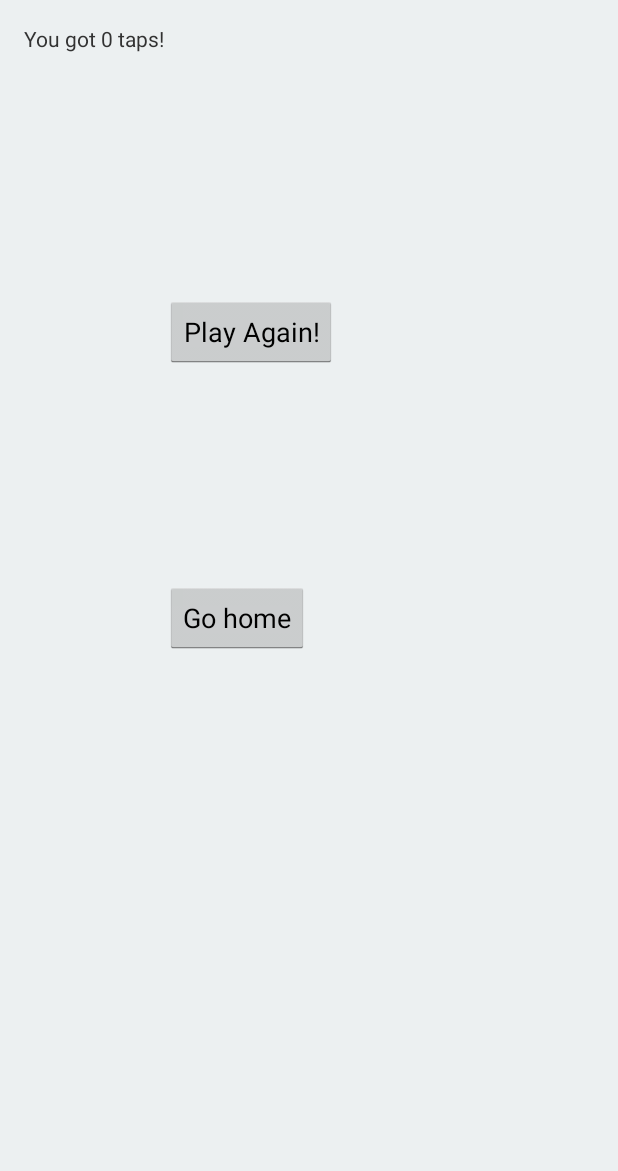
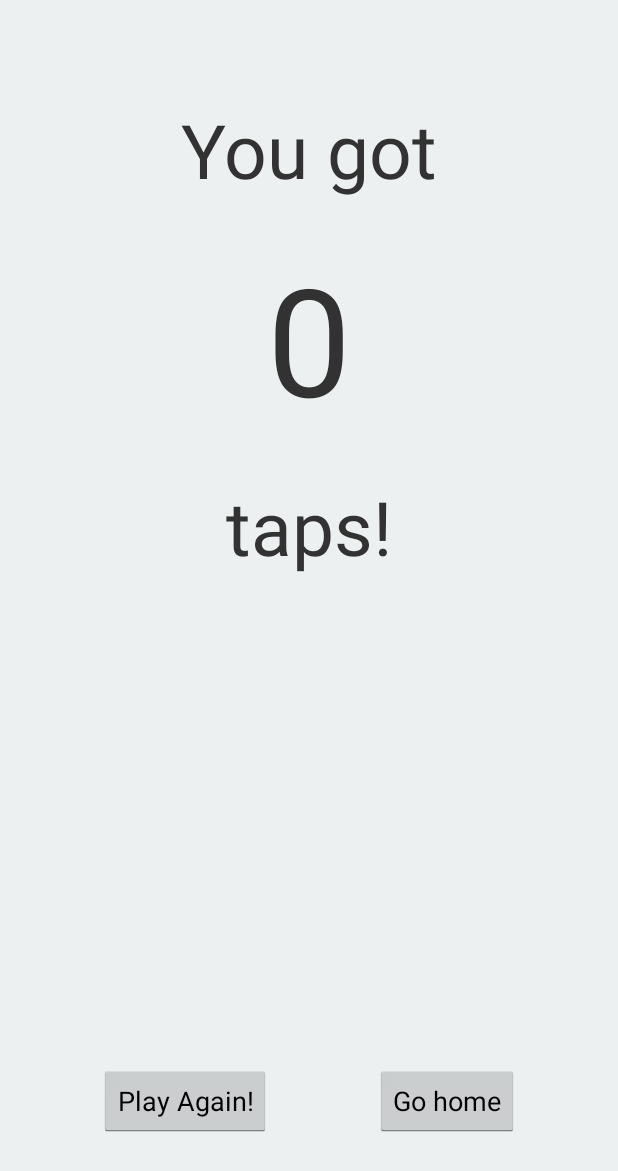
Before and after one commit to nickyobreykov/tap-ten, an Android app: the FinishActivity screen opened directly, with no data from a screen before it, on a phone screen of 412 x 824 dp. Shown: the top 1171 px of the screen. Run offline under Robolectric (Android 15) with nearby library versions, the phone set to English and light mode, and no system bars.

Commit message:
update FinishActivity

```diff
--- a/app/src/main/java/com/liquidafro/tapten/MyCanvas.java
+++ b/app/src/main/java/com/liquidafro/tapten/MyCanvas.java
@@ -139,7 +139,7 @@ public class MyCanvas extends View {
 
                 currScore = counter;
 
-                //put in high score?
+                //put in high score
                 for(int i = 1; i<=10; i++){
                     if(currScore > preferences.getInt("score" + i, 0)){
                         for(int i2 = i; i2 <= 10; i2++){
@@ -149,7 +149,10 @@ public class MyCanvas extends View {
                             Log.d("d", "p" + tempScore);
                         }
                         editor.putInt("score" + i, counter);
+                        editor.putInt("tempPlace", i);
                         break;
+                    }else{
+                        editor.putInt("tempPlace", -1);
                     }
                 }
 
--- a/app/src/main/res/layout/activity_finish.xml
+++ b/app/src/main/res/layout/activity_finish.xml
@@ -7,25 +7,73 @@
     tools:context="com.liquidafro.tapten.FinishActivity">
 
     <TextView
+        android:id="@+id/youGotTV"
+        android:layout_width="wrap_content"
+        android:layout_height="wrap_content"
+        android:text="You got"
+        android:textSize="50dp"
+        android:layout_centerHorizontal="true"
+        android:layout_marginTop="50dp"
+        />
+
+    <TextView
         android:id="@+id/scoreTV"
-        android:text="@string/hello_world" android:layout_width="wrap_content"
-        android:layout_height="wrap_content" />
+        android:text="-1"
+        android:textSize="100dp"
+        android:layout_width="wrap_content"
+        android:layout_height="wrap_content"
+        android:layout_below="@id/youGotTV"
+        android:layout_centerHorizontal="true"
+        android:layout_marginTop="25dp" />
+
+    <TextView
+        android:id="@+id/tapsTV"
+        android:layout_width="wrap_content"
+        android:layout_height="wrap_content"
+        android:text="taps!"
+        android:textSize="50dp"
+        android:layout_marginTop="25dp"
+        android:layout_centerHorizontal="true"
+        android:layout_below="@id/scoreTV"
+        />
+
+    <TextView
+        android:id="@+id/showHighScoreTV"
+        android:layout_width="wrap_content"
+        android:layout_height="wrap_content"
+        android:text="test"
+        android:layout_marginTop="25dp"
+        android:layout_below="@id/tapsTV"
+        android:layout_centerHorizontal="true"
+        android:textSize="20dp"/>
+
+    <TextView
+        android:id="@+id/showHighScoreTV2"
+        android:layout_width="wrap_content"
+        android:layout_height="wrap_content"
+        android:text="test"
+        android:layout_below="@id/showHighScoreTV"
+        android:layout_centerHorizontal="true"
+        android:textSize="20dp"/>
+
 
     <Button
         android:layout_width="wrap_content"
         android:layout_height="wrap_content"
         android:text="Play Again!"
         android:id="@+id/restartBtn"
-        android:layout_below="@+id/scoreTV"
-        android:layout_toEndOf="@+id/scoreTV"
-        android:layout_marginTop="162dp" />
+        android:layout_alignTop="@+id/homeBtn"
+        android:layout_marginLeft="50dp" />
 
     <Button
         android:layout_width="wrap_content"
         android:layout_height="wrap_content"
         android:text="Go home"
         android:id="@+id/homeBtn"
-        android:layout_centerVertical="true"
-        android:layout_alignStart="@+id/restartBtn" />
+        android:layout_marginBottom="50dp"
+        android:layout_alignParentBottom="true"
+        android:layout_alignParentEnd="true"
+        android:layout_marginRight="50dp"
+        />
 
 </RelativeLayout>
```
Also changed, not shown: app/src/main/java/com/liquidafro/tapten/FinishActivity.java (+46 -1 lines).
